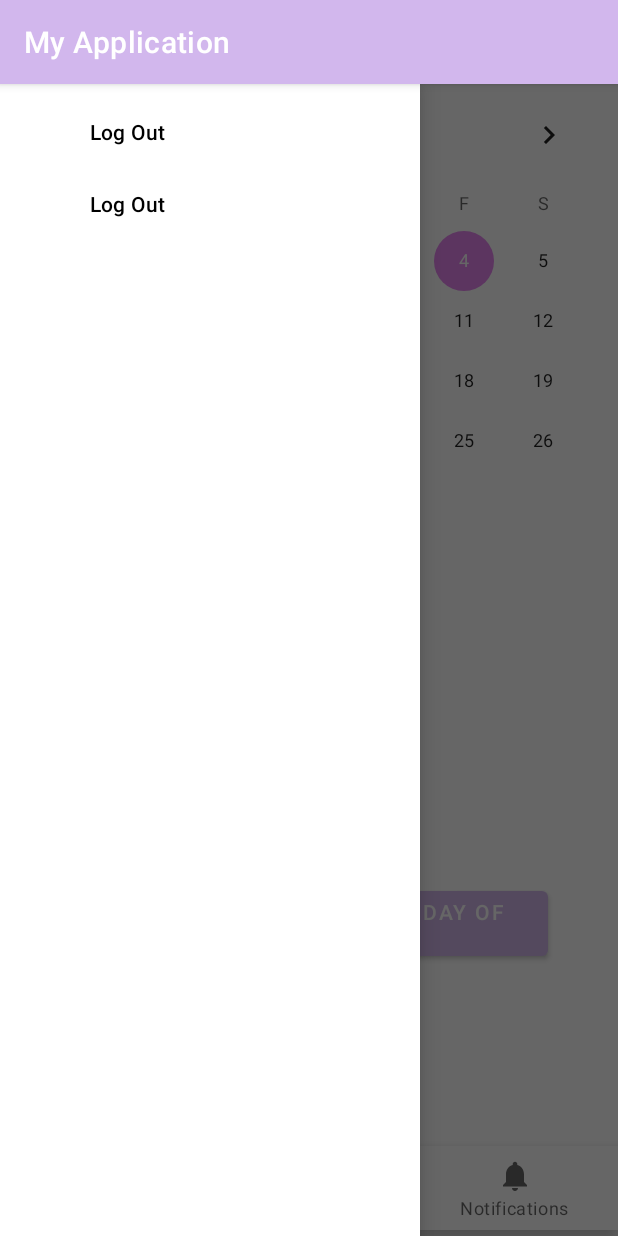
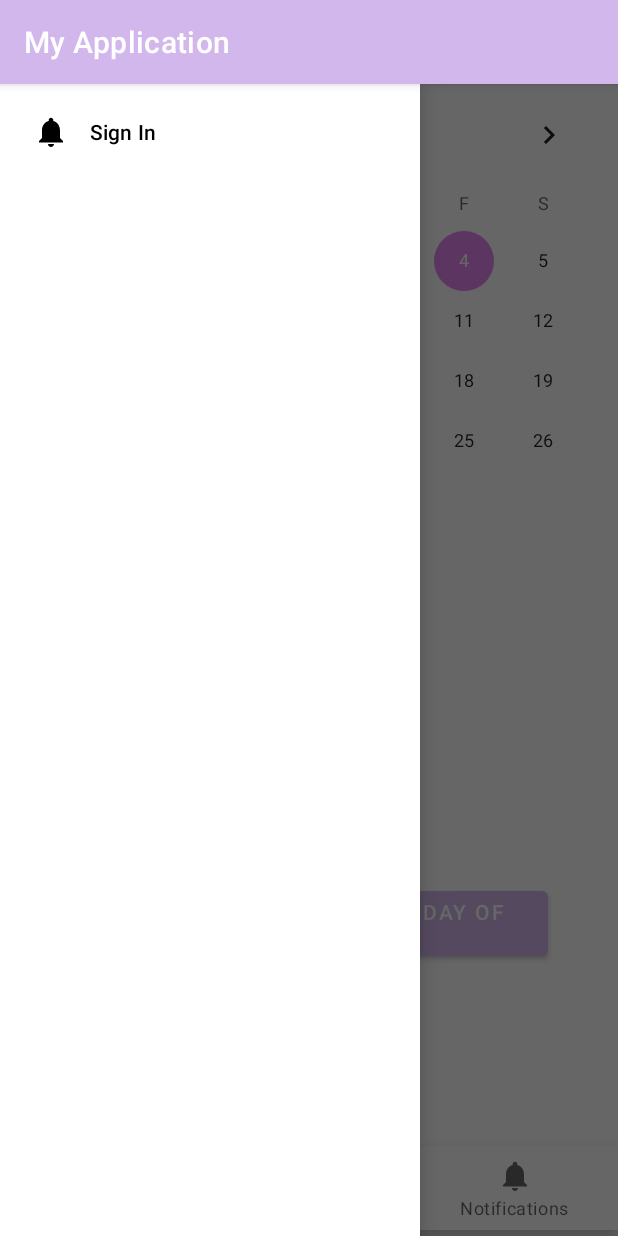
Before and after one commit to mavil323/android-womens-health-app, an Android app: the screen it shows after launch (MainActivity), with the side drawer open, on a phone screen of 412 x 824 dp. Run offline under Robolectric (Android 15) with nearby library versions, the phone set to English and light mode, and no system bars; our stand-ins replace Firebase (no records; nobody signed in at launch, a user with empty details on screens opened directly), navigation-ui.

Commit message:
Added Drawer Layout for sign in

```diff
--- a/app/src/main/java/com/example/myapplication/MainActivity.kt
+++ b/app/src/main/java/com/example/myapplication/MainActivity.kt
@@ -4,6 +4,7 @@ import android.app.AlertDialog
 import android.content.Context
 import android.os.Bundle
 import android.view.LayoutInflater
+import android.view.View
 import android.widget.Button
 import android.widget.Toast
 import androidx.appcompat.app.AppCompatActivity
@@ -15,93 +16,152 @@ import androidx.navigation.ui.setupWithNavController
 import com.example.myapplication.databinding.ActivityMainBinding
 import com.google.android.material.bottomnavigation.BottomNavigationView
 import com.google.android.material.navigation.NavigationView
+import com.google.firebase.auth.FirebaseAuth
 
 class MainActivity : AppCompatActivity() {
 
     private lateinit var binding: ActivityMainBinding
     private lateinit var drawerLayout: DrawerLayout
+    private lateinit var navDrawer: NavigationView
+    fun updateDrawerForUserState(isLoggedIn: Boolean) {
+        val navDrawer = findViewById<NavigationView>(R.id.nav_view_drawer)
 
+        navDrawer.menu.clear()
+
+        if (isLoggedIn) {
+            navDrawer.inflateMenu(R.menu.drawer_menu) // your logged-in menu
+        } else {
+            navDrawer.inflateMenu(R.menu.nav_sign_in) // your logged-out menu
+        }
+    }
     override fun onCreate(savedInstanceState: Bundle?) {
         super.onCreate(savedInstanceState)
 
+        // Inflate layout using ViewBinding
         binding = ActivityMainBinding.inflate(layoutInflater)
         setContentView(binding.root)
 
-        // Init DrawerLayout (from root layout)
-        drawerLayout = findViewById(R.id.drawer_layout)
+        // Initialize drawer layout and navigation views
+        drawerLayout = binding.root.findViewById(R.id.drawer_layout)
+        navDrawer = binding.root.findViewById(R.id.nav_view_drawer)
+       // loggedInDrawer = binding.root.findViewById(R.id.nav_view_logged_in)
+       // loggedOutDrawer = binding.root.findViewById(R.id.nav_view_logged_out)
 
-        val sharedPref = getSharedPreferences("AppPrefs", Context.MODE_PRIVATE)
-        val isFirstTime = sharedPref.getBoolean("isFirstTime", true)
-
+        // Setup bottom navigation + nav controller
         val navView: BottomNavigationView = binding.navView
         val navController = findNavController(R.id.nav_host_fragment_activity_main)
 
         val appBarConfiguration = AppBarConfiguration(
-            setOf(
-                R.id.navigation_home,
-                R.id.navigation_dashboard,
-                R.id.navigation_notifications
-            )
+            setOf(R.id.navigation_home, R.id.navigation_dashboard, R.id.navigation_notifications)
         )
 
-        //new
-        fun openDrawer() {
-            val drawerLayout = findViewById<androidx.drawerlayout.widget.DrawerLayout>(R.id.drawer_layout)
-            drawerLayout.openDrawer(androidx.core.view.GravityCompat.START)
-        }
         navView.setupWithNavController(navController)
 
-        // Only show sign-up dialog the first time
-        if (isFirstTime) {
+        // First-time sign-up dialog
+        val sharedPref = getSharedPreferences("AppPrefs", Context.MODE_PRIVATE)
+        if (sharedPref.getBoolean("isFirstTime", true)) {
             showSignUpDialog()
             sharedPref.edit().putBoolean("isFirstTime", false).apply()
         }
-
-        // Set up the drawer menu click listener
-        val drawerNavView: NavigationView = findViewById(R.id.nav_view_drawer)
-        drawerNavView.setNavigationItemSelectedListener { menuItem ->
+        navDrawer.setNavigationItemSelectedListener { menuItem ->
             when (menuItem.itemId) {
                 R.id.nav_logout -> {
-                    Toast.makeText(this, "Logging out...", Toast.LENGTH_SHORT).show()
-                    // TODO: Add real logout logic here
-                    drawerLayout.closeDrawer(GravityCompat.START)
+                    FirebaseAuth.getInstance().signOut()
+                    Toast.makeText(this, "Logged out", Toast.LENGTH_SHORT).show()
+                    updateDrawerForUserState(false)
+                    true
+                }
+                R.id.nav_sign_in -> {
+                    supportFragmentManager.beginTransaction()
+                        .replace(R.id.nav_host_fragment_activity_main, com.example.myapplication.ui.login.LogInFragment())
+                        .commit()
                     true
                 }
                 else -> false
+            }.also {
+                drawerLayout.closeDrawer(GravityCompat.START)
             }
         }
+
+
+        // Handle menu actions for both drawers
+//        loggedInDrawer.setNavigationItemSelectedListener { menuItem ->
+//            when (menuItem.itemId) {
+//                R.id.nav_logout -> {
+//                    FirebaseAuth.getInstance().signOut()
+//                    Toast.makeText(this, "Logged out", Toast.LENGTH_SHORT).show()
+//                    updateDrawerForUserState(false)
+//
+//                    drawerLayout.openDrawer(GravityCompat.END)
+//
+//                    true
+//                }
+//                else -> false
+//            }
+//        }
+
+//        loggedOutDrawer.setNavigationItemSelectedListener { menuItem ->
+//            when (menuItem.itemId) {
+//                R.id.nav_sign_in -> {
+//                    Toast.makeText(this, "Opening login...", Toast.LENGTH_SHORT).show()
+//                    drawerLayout.closeDrawer(GravityCompat.START)
+//
+//
+//                    supportFragmentManager.beginTransaction()
+//                        .replace(R.id.nav_host_fragment_activity_main, com.example.myapplication.ui.login.LogInFragment())
+//                        .commit()
+//                    true
+//                }
+//                else -> false
+//            }
+//        }
     }
+
+    override fun onResume() {
+        super.onResume()
+        updateDrawerForUserState(FirebaseAuth.getInstance().currentUser != null)
+    }
+
+    fun openDrawer() {
+        drawerLayout.openDrawer(GravityCompat.START)
+    }
+
+//    fun updateDrawerForUserState(isLoggedIn: Boolean) {
+//        if (isLoggedIn) {
+//            findViewById<View>(R.id.nav_view_logged_in).visibility = View.VISIBLE
+//            findViewById<View>(R.id.nav_view_logged_out).visibility = View.GONE
+//        } else {
+//            findViewById<View>(R.id.nav_view_logged_in).visibility = View.GONE
+//            findViewById<View>(R.id.nav_view_logged_out).visibility = View.VISIBLE
+//        }
+//    }
 
     private fun showSignUpDialog() {
         val dialogView = LayoutInflater.from(this).inflate(R.layout.dialog_signup, null)
-
         val btnSignUp = dialogView.findViewById<Button>(R.id.btnSignUp)
         val btnLogin = dialogView.findViewById<Button>(R.id.btnLogin)
         val btnSkip = dialogView.findViewById<Button>(R.id.btnSkip)
 
-        val builder = AlertDialog.Builder(this)
+        val dialog = AlertDialog.Builder(this)
             .setView(dialogView)
             .setCancelable(false)
+            .create()
 
-        val dialog = builder.create()
-
-        // Example setup (you can add your logic here)
         btnSignUp.setOnClickListener {
             Toast.makeText(this, "Sign Up clicked", Toast.LENGTH_SHORT).show()
             dialog.dismiss()
         }
+
         btnLogin.setOnClickListener {
             Toast.makeText(this, "Login clicked", Toast.LENGTH_SHORT).show()
+
             dialog.dismiss()
         }
+
         btnSkip.setOnClickListener {
             dialog.dismiss()
         }
 
 
     }
-
-    fun openDrawer() {
-        drawerLayout.openDrawer(GravityCompat.START)
-    }
 }
--- a/app/src/main/res/layout/activity_main.xml
+++ b/app/src/main/res/layout/activity_main.xml
@@ -5,12 +5,11 @@
     android:id="@+id/drawer_layout"
     android:layout_width="match_parent"
     android:layout_height="match_parent">
-<androidx.constraintlayout.widget.ConstraintLayout xmlns:android="http://schemas.android.com/apk/res/android"
-    xmlns:app="http://schemas.android.com/apk/res-auto"
+
+    <androidx.constraintlayout.widget.ConstraintLayout
         android:id="@+id/container"
         android:layout_width="match_parent"
-    android:layout_height="match_parent"
-   >
+        android:layout_height="match_parent">
 
         <com.google.android.material.bottomnavigation.BottomNavigationView
             android:id="@+id/nav_view"
@@ -19,7 +18,6 @@
             android:layout_marginBottom="4dp"
             android:background="?android:attr/windowBackground"
             app:layout_constraintBottom_toBottomOf="parent"
-        app:layout_constraintHorizontal_bias="0.0"
             app:layout_constraintLeft_toLeftOf="parent"
             app:layout_constraintRight_toRightOf="parent"
             app:menu="@menu/bottom_nav_menu" />
@@ -35,8 +33,6 @@
             app:layout_constraintRight_toRightOf="parent"
             app:layout_constraintTop_toTopOf="parent"
             app:navGraph="@navigation/mobile_navigation" />
-
-
     </androidx.constraintlayout.widget.ConstraintLayout>
 
     <com.google.android.material.navigation.NavigationView
@@ -44,7 +40,7 @@
         android:layout_width="wrap_content"
         android:layout_height="match_parent"
         android:layout_gravity="start"
-        app:menu="@menu/drawer_menu"
-        />
+        app:menu="@menu/drawer_menu" />
+
 
 </androidx.drawerlayout.widget.DrawerLayout>
--- a/app/src/main/res/menu/drawer_menu.xml
+++ b/app/src/main/res/menu/drawer_menu.xml
@@ -3,8 +3,5 @@
         android:id="@+id/nav_logout"
         android:title="Log Out"
         android:icon="@drawable/ic_logout" />
-    <item
-        android:id="@+id/nav_logout2"
-        android:title="Log Out"
-        android:icon="@drawable/ic_logout" />
+
 </menu>
--- /dev/null
+++ b/app/src/main/res/menu/nav_sign_in.xml
@@ -0,0 +1,7 @@
+<menu xmlns:android="http://schemas.android.com/apk/res/android">
+    <item
+        android:id="@+id/nav_sign_in"
+        android:title="Sign In"
+        android:icon="@drawable/ic_user_logged_in" />
+
+</menu>
```
Also changed, not shown: app/src/main/java/com/example/myapplication/ui/login/LogInFragment.kt (+12 -15 lines). Lines whose indentation alone changed are shown as unchanged.
